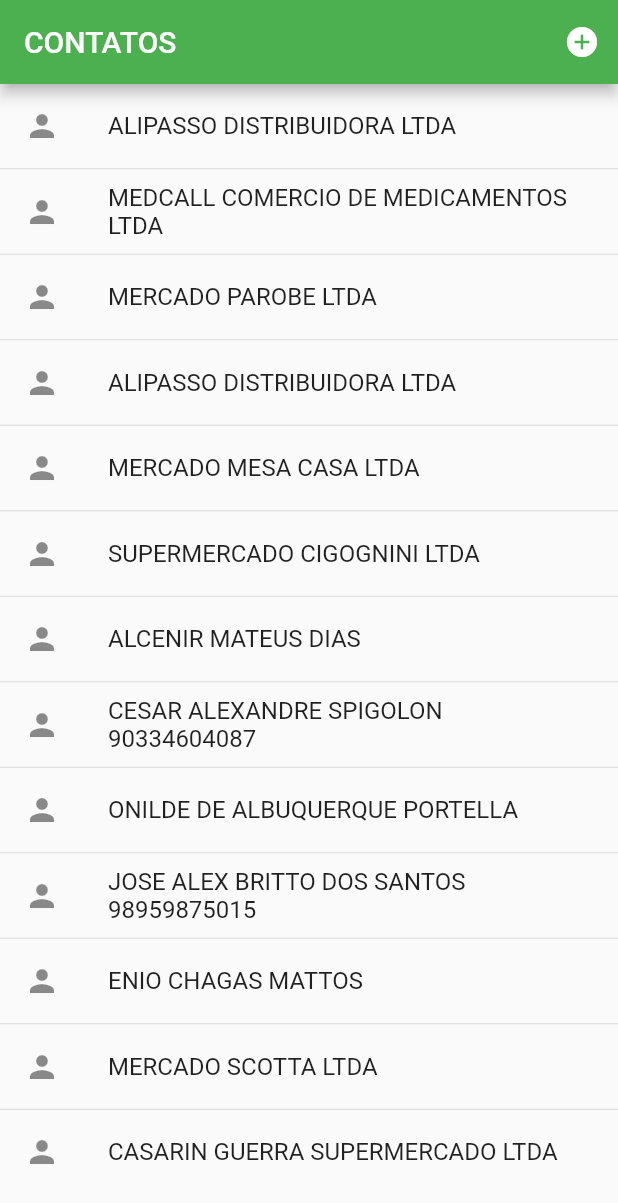
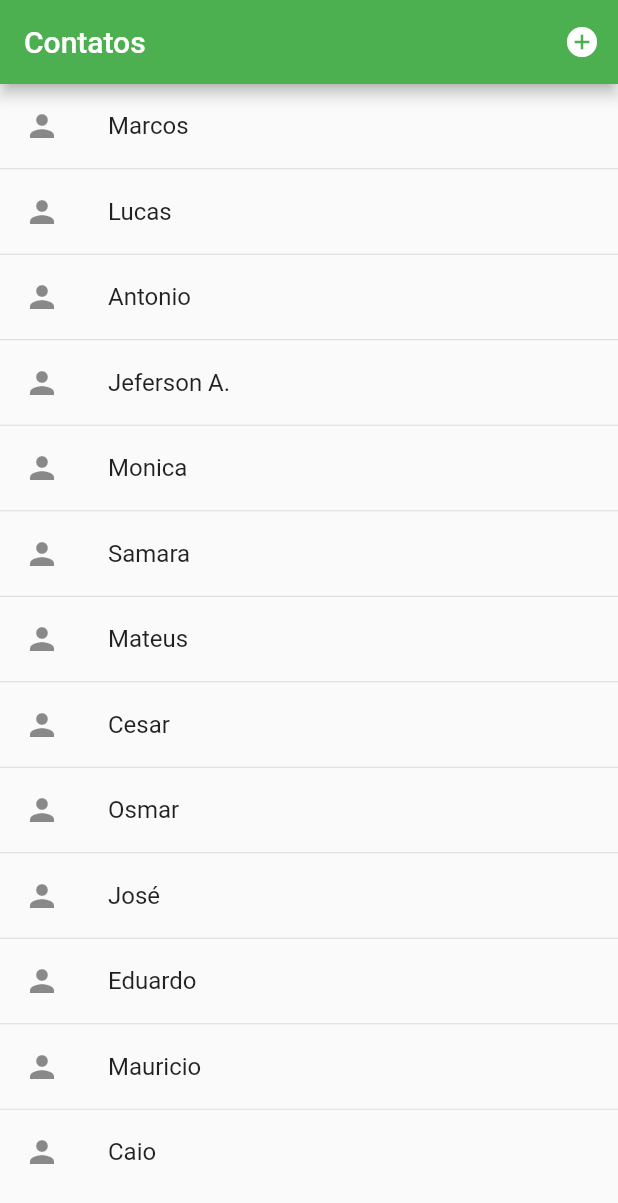
Before and after one commit to Butjao/trabalho_flutter_2023, a Flutter app: the screen it shows after launch, on a phone screen of 412 x 824 dp. Shown: the top 1203 px of the screen. Run offline on Flutter 3.47's test engine with Material 2 defaults, Android fonts, the phone set to English and light mode, and no system bars; our stand-ins replace geolocator, latlong2; missing offline and left inert: flutter_osm_plugin.

```diff
--- a/lib/confs/routes.dart
+++ b/lib/confs/routes.dart
@@ -1,6 +1,7 @@
 import 'package:trabalho1/page/page_contato.dart';
 import 'package:trabalho1/page/page_cadastro_contato.dart';
 
+//string que da acesso a pagina
 const String HOME_PAGE = '/';
 const String ADD_CONTATO = '/new';
 
--- a/lib/main.dart
+++ b/lib/main.dart
@@ -13,12 +13,11 @@ class MyApp extends StatelessWidget {
   Widget build(BuildContext context) {
     return MaterialApp(
       debugShowCheckedModeBanner: false,
-      title: 'Flutter Demo',
+      title: 'Flutter trabalho',
       theme: ThemeData(
         primarySwatch: Colors.green,
       ),
-      // home: PageMapa(param: _listaContatoMock.first),
-      routes: routesOfApp,
+      routes: routesOfApp, //chama a pagina pela rota ali do confs
     );
   }
 }
--- a/lib/model/contato.dart
+++ b/lib/model/contato.dart
@@ -1,3 +1,4 @@
+// definicao da classe contato
 class Contato {
   final String nome;
   final double lat;
--- a/lib/page/page_contato.dart
+++ b/lib/page/page_contato.dart
@@ -21,10 +21,10 @@ class _PageContatoState extends State<PageContato> {
   Widget build(BuildContext context) {
     return Scaffold(
       appBar: AppBar(
-        title: const Text("CONTATOS"),
+        title: const Text("Contatos"),
         actions: [
           IconButton(
-            icon: const Icon(Icons.add_circle),
+            icon: const Icon(Icons.add_circle), //botao criar contato
             onPressed: () async {
               var pop = await Navigator.of(context).pushNamed(ADD_CONTATO);
 
@@ -38,6 +38,7 @@ class _PageContatoState extends State<PageContato> {
         ],
       ),
       body: ListView.separated(
+        //lista
         separatorBuilder: (context, index) => const Divider(height: 1),
         itemCount: listaContato.length,
         itemBuilder: (context, index) {
@@ -47,7 +48,7 @@ class _PageContatoState extends State<PageContato> {
             onTap: () {
               Navigator.of(context).push(MaterialPageRoute(
                 builder: (context) {
-                  return PageMapa(
+                  return PageMapa( //passa o contato clicado pro mapa
                     param: listaContato[index],
                   );
                 },
@@ -62,67 +63,67 @@ class _PageContatoState extends State<PageContato> {
 
 List<Map<String, dynamic>> _listaContatoMock = [
   {
-    "nm_pessoa": "ALIPASSO DISTRIBUIDORA LTDA",
+    "nm_pessoa": "Marcos",
     "nr_longitude": -52.427590,
     "nr_latitude": -28.270635,
   },
   {
-    "nm_pessoa": "MEDCALL COMERCIO DE MEDICAMENTOS LTDA",
+    "nm_pessoa": "Lucas",
     "nr_longitude": -52.418307,
     "nr_latitude": -28.267213,
   },
   {
-    "nm_pessoa": "MERCADO PAROBE LTDA",
+    "nm_pessoa": "Antonio",
     "nr_longitude": -52.378982,
     "nr_latitude": -28.260056,
   },
   {
-    "nm_pessoa": "ALIPASSO DISTRIBUIDORA LTDA",
+    "nm_pessoa": "Jeferson A.",
     "nr_longitude": -52.374200,
     "nr_latitude": -28.282380,
   },
   {
-    "nm_pessoa": "MERCADO MESA CASA LTDA",
+    "nm_pessoa": "Monica",
     "nr_longitude": -52.371455,
     "nr_latitude": -28.258870,
   },
   {
-    "nm_pessoa": "SUPERMERCADO CIGOGNINI LTDA",
+    "nm_pessoa": "Samara",
     "nr_longitude": -52.370594,
     "nr_latitude": -28.239792,
   },
   {
-    "nm_pessoa": "ALCENIR MATEUS DIAS",
+    "nm_pessoa": "Mateus",
     "nr_longitude": -52.438477,
     "nr_latitude": -28.225571,
   },
   {
-    "nm_pessoa": "CESAR ALEXANDRE SPIGOLON 90334604087",
+    "nm_pessoa": "Cesar",
     "nr_longitude": -52.410802,
     "nr_latitude": -28.247571,
   },
   {
-    "nm_pessoa": "ONILDE DE ALBUQUERQUE PORTELLA",
+    "nm_pessoa": "Osmar",
     "nr_longitude": -52.428767,
     "nr_latitude": -28.260935,
   },
   {
-    "nm_pessoa": "JOSE ALEX BRITTO DOS SANTOS 98959875015",
+    "nm_pessoa": "José",
     "nr_longitude": -52.427358,
     "nr_latitude": -28.266005,
   },
   {
-    "nm_pessoa": "ENIO CHAGAS MATTOS",
+    "nm_pessoa": "Eduardo",
     "nr_longitude": -52.422832,
     "nr_latitude": -28.264399,
   },
   {
-    "nm_pessoa": "MERCADO SCOTTA LTDA",
+    "nm_pessoa": "Mauricio",
     "nr_longitude": -52.390460,
     "nr_latitude": -28.269436,
   },
   {
-    "nm_pessoa": "CASARIN GUERRA SUPERMERCADO LTDA",
+    "nm_pessoa": "Caio",
     "nr_longitude": -52.382364,
     "nr_latitude": -28.283410,
   }
```
Also changed, not shown: lib/page/page_cadastro_contato.dart (+7 -7 lines), lib/page/page_mapa.dart (+4 -4 lines).
